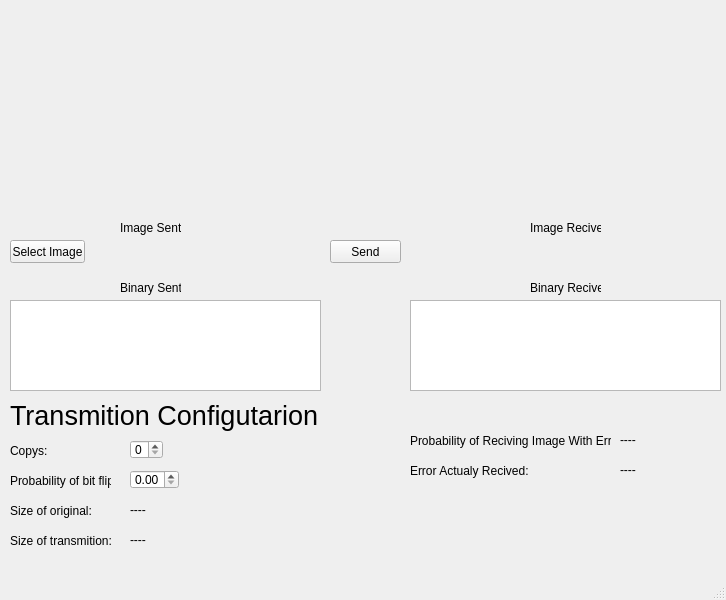
The window that MainUI.ui (Nick-Petruccelli/Error-Correcting-Transmition) describes before a commit, drawn with Qt 5.
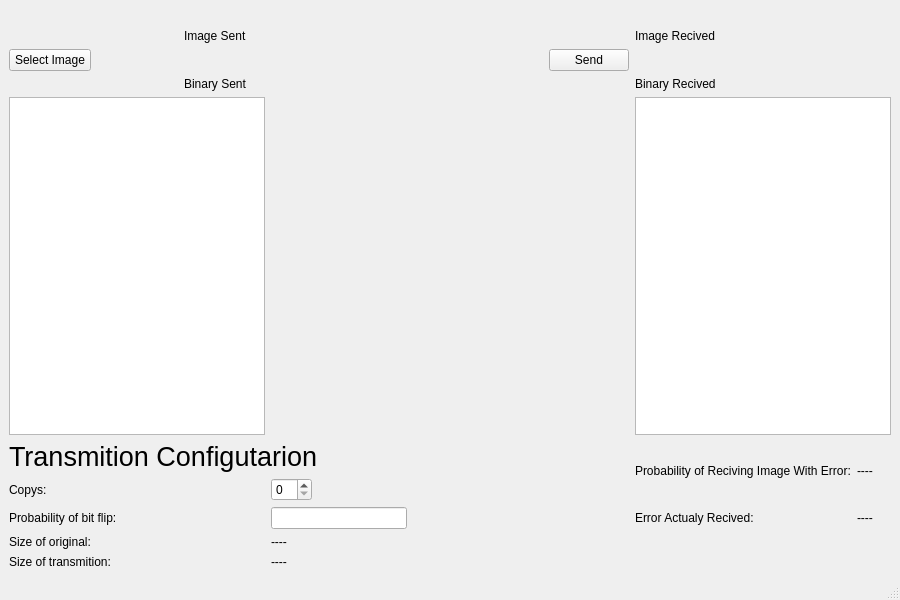
The same window after the commit. Icons and pictures are not drawn.

Patch:
```diff
--- a/MainUI.ui
+++ b/MainUI.ui
@@ -6,7 +6,7 @@
    <rect>
     <x>0</x>
     <y>0</y>
-    <width>726</width>
+    <width>900</width>
     <height>600</height>
    </rect>
   </property>
@@ -14,87 +14,65 @@
    <string>MainWindow</string>
   </property>
   <widget class="QWidget" name="centralwidget">
-   <widget class="QPushButton" name="send_button">
-    <property name="geometry">
-     <rect>
-      <x>330</x>
-      <y>240</y>
-      <width>71</width>
-      <height>23</height>
-     </rect>
-    </property>
+   <layout class="QGridLayout" name="gridLayout">
+    <item row="9" column="0" colspan="2">
+     <widget class="QLabel" name="label_7">
     <property name="text">
-     <string>Send</string>
-    </property>
-   </widget>
-   <widget class="QSpinBox" name="choises_select">
-    <property name="geometry">
-     <rect>
-      <x>130</x>
-      <y>440</y>
-      <width>33</width>
-      <height>19</height>
-     </rect>
-    </property>
-   </widget>
-   <widget class="QDoubleSpinBox" name="bitflip_prob_select">
-    <property name="geometry">
-     <rect>
-      <x>130</x>
-      <y>470</y>
-      <width>49</width>
-      <height>19</height>
-     </rect>
-    </property>
-   </widget>
-   <widget class="QLabel" name="label">
-    <property name="geometry">
-     <rect>
-      <x>10</x>
-      <y>440</y>
-      <width>121</width>
-      <height>21</height>
-     </rect>
-    </property>
+       <string>Size of transmition:</string>
+      </property>
+     </widget>
+    </item>
+    <item row="2" column="0">
+     <widget class="QPushButton" name="select_image_button">
+      <property name="text">
+       <string>Select Image</string>
+      </property>
+     </widget>
+    </item>
+    <item row="0" column="0" rowspan="2" colspan="4">
+     <widget class="QLabel" name="original_image_display">
+      <property name="styleSheet">
+       <string notr="true"/>
+      </property>
+      <property name="text">
+       <string/>
+      </property>
+      <property name="pixmap">
+       <pixmap resource="original_image.qrc">:/newPrefix/square-128.png</pixmap>
+      </property>
+      <property name="scaledContents">
+       <bool>true</bool>
+      </property>
+     </widget>
+    </item>
+    <item row="5" column="5" rowspan="2">
+     <widget class="QLabel" name="label_12">
     <property name="text">
-     <string>Copys:</string>
-    </property>
-   </widget>
-   <widget class="QLabel" name="label_2">
-    <property name="geometry">
-     <rect>
-      <x>120</x>
-      <y>220</y>
-      <width>61</width>
-      <height>16</height>
-     </rect>
+       <string>Probability of Reciving Image With Error:</string>
+      </property>
+     </widget>
+    </item>
+    <item row="2" column="1" colspan="3">
+     <widget class="QLabel" name="original_image_path">
+      <property name="font">
+       <font>
+        <pointsize>10</pointsize>
+       </font>
     </property>
     <property name="text">
-     <string>Image Sent</string>
-    </property>
-   </widget>
+       <string/>
+      </property>
+     </widget>
+    </item>
+    <item row="1" column="5">
    <widget class="QLabel" name="label_3">
-    <property name="geometry">
-     <rect>
-      <x>530</x>
-      <y>220</y>
-      <width>71</width>
-      <height>16</height>
-     </rect>
-    </property>
     <property name="text">
      <string>Image Recived</string>
     </property>
    </widget>
+    </item>
+    <item row="5" column="0" colspan="4">
    <widget class="QLabel" name="label_4">
-    <property name="geometry">
-     <rect>
-      <x>10</x>
-      <y>395</y>
-      <width>311</width>
-      <height>41</height>
-     </rect>
-    </property>
     <property name="font">
      <font>
       <pointsize>20</pointsize>
@@ -104,244 +82,161 @@
      <string>Transmition Configutarion</string>
     </property>
    </widget>
+    </item>
+    <item row="6" column="0" colspan="3">
+     <widget class="QLabel" name="label">
+      <property name="text">
+       <string>Copys:</string>
+      </property>
+     </widget>
+    </item>
+    <item row="7" column="0" colspan="2">
    <widget class="QLabel" name="label_5">
-    <property name="geometry">
-     <rect>
-      <x>10</x>
-      <y>470</y>
-      <width>101</width>
-      <height>21</height>
-     </rect>
-    </property>
     <property name="text">
      <string>Probability of bit flip:</string>
     </property>
    </widget>
-   <widget class="QLabel" name="label_6">
-    <property name="geometry">
-     <rect>
-      <x>10</x>
-      <y>500</y>
-      <width>81</width>
-      <height>21</height>
-     </rect>
-    </property>
+    </item>
+    <item row="2" column="4">
+     <widget class="QPushButton" name="send_button">
     <property name="text">
-     <string>Size of original:</string>
-    </property>
-   </widget>
-   <widget class="QLabel" name="label_7">
-    <property name="geometry">
-     <rect>
-      <x>10</x>
-      <y>530</y>
-      <width>101</width>
-      <height>21</height>
-     </rect>
-    </property>
+       <string>Send</string>
+      </property>
+     </widget>
+    </item>
+    <item row="5" column="6" rowspan="2">
+     <widget class="QLabel" name="error_rec_prob_dis">
     <property name="text">
-     <string>Size of transmition:</string>
-    </property>
-   </widget>
-   <widget class="QLabel" name="size_of_orig_dis">
-    <property name="geometry">
-     <rect>
-      <x>130</x>
-      <y>500</y>
-      <width>47</width>
-      <height>20</height>
-     </rect>
-    </property>
-    <property name="text">
      <string>----</string>
     </property>
    </widget>
-   <widget class="QLabel" name="size_of_rec_dis">
-    <property name="geometry">
-     <rect>
-      <x>130</x>
-      <y>530</y>
-      <width>47</width>
-      <height>20</height>
-     </rect>
-    </property>
-    <property name="text">
-     <string>----</string>
-    </property>
-   </widget>
-   <widget class="QPushButton" name="select_image_button">
-    <property name="geometry">
-     <rect>
-      <x>10</x>
-      <y>240</y>
-      <width>75</width>
-      <height>23</height>
-     </rect>
-    </property>
-    <property name="text">
-     <string>Select Image</string>
-    </property>
-   </widget>
-   <widget class="QLabel" name="original_image_path">
-    <property name="geometry">
-     <rect>
-      <x>90</x>
-      <y>243</y>
-      <width>221</width>
-      <height>21</height>
-     </rect>
-    </property>
-    <property name="font">
-     <font>
-      <pointsize>10</pointsize>
-     </font>
-    </property>
-    <property name="text">
-     <string/>
-    </property>
-   </widget>
-   <widget class="QLabel" name="original_image_display">
-    <property name="geometry">
-     <rect>
-      <x>10</x>
-      <y>10</y>
-      <width>311</width>
-      <height>201</height>
-     </rect>
-    </property>
-    <property name="styleSheet">
-     <string notr="true">background-image: url(:/newPrefix/square-128.png);</string>
-    </property>
-    <property name="text">
-     <string/>
-    </property>
-    <property name="pixmap">
-     <pixmap resource="original_image.qrc">:/newPrefix/square-128.png</pixmap>
-    </property>
-    <property name="scaledContents">
-     <bool>true</bool>
-    </property>
-   </widget>
-   <widget class="QLabel" name="recived_image_display">
-    <property name="geometry">
-     <rect>
-      <x>410</x>
-      <y>10</y>
-      <width>311</width>
-      <height>201</height>
-     </rect>
-    </property>
-    <property name="styleSheet">
-     <string notr="true">background-image: url(:/newPrefix/square-128.png);</string>
-    </property>
-    <property name="text">
-     <string/>
-    </property>
-    <property name="pixmap">
-     <pixmap resource="original_image.qrc">:/newPrefix/square-128.png</pixmap>
-    </property>
-    <property name="scaledContents">
-     <bool>true</bool>
-    </property>
-   </widget>
-   <widget class="QTextBrowser" name="textBrowser">
-    <property name="geometry">
-     <rect>
-      <x>10</x>
-      <y>300</y>
-      <width>311</width>
-      <height>91</height>
-     </rect>
-    </property>
-   </widget>
-   <widget class="QTextBrowser" name="textBrowser_2">
-    <property name="geometry">
-     <rect>
-      <x>410</x>
-      <y>300</y>
-      <width>311</width>
-      <height>91</height>
-     </rect>
-    </property>
-   </widget>
+    </item>
+    <item row="3" column="2" colspan="2">
    <widget class="QLabel" name="label_10">
-    <property name="geometry">
-     <rect>
-      <x>120</x>
-      <y>280</y>
-      <width>61</width>
-      <height>16</height>
-     </rect>
-    </property>
     <property name="text">
      <string>Binary Sent</string>
     </property>
    </widget>
-   <widget class="QLabel" name="label_11">
-    <property name="geometry">
-     <rect>
-      <x>530</x>
-      <y>280</y>
-      <width>71</width>
-      <height>16</height>
-     </rect>
-    </property>
-    <property name="text">
-     <string>Binary Recived</string>
-    </property>
-   </widget>
-   <widget class="QLabel" name="label_12">
-    <property name="geometry">
-     <rect>
-      <x>410</x>
-      <y>430</y>
-      <width>201</width>
-      <height>21</height>
-     </rect>
-    </property>
-    <property name="text">
-     <string>Probability of Reciving Image With Error:</string>
-    </property>
-   </widget>
-   <widget class="QLabel" name="error_rec_prob_dis">
-    <property name="geometry">
-     <rect>
-      <x>620</x>
-      <y>430</y>
-      <width>47</width>
-      <height>20</height>
-     </rect>
-    </property>
+    </item>
+    <item row="8" column="3">
+     <widget class="QLabel" name="size_of_orig_dis">
     <property name="text">
      <string>----</string>
     </property>
    </widget>
+    </item>
+    <item row="4" column="5" colspan="2">
+     <widget class="QTextBrowser" name="textBrowser_2"/>
+    </item>
+    <item row="1" column="2" colspan="2">
+     <widget class="QLabel" name="label_2">
+      <property name="text">
+       <string>Image Sent</string>
+      </property>
+     </widget>
+    </item>
+    <item row="7" column="5">
    <widget class="QLabel" name="label_14">
-    <property name="geometry">
-     <rect>
-      <x>410</x>
-      <y>460</y>
-      <width>201</width>
-      <height>21</height>
-     </rect>
-    </property>
     <property name="text">
      <string>Error Actualy Recived:</string>
     </property>
    </widget>
+    </item>
+    <item row="8" column="0">
+     <widget class="QLabel" name="label_6">
+      <property name="text">
+       <string>Size of original:</string>
+      </property>
+     </widget>
+    </item>
+    <item row="0" column="5" colspan="2">
+     <widget class="QLabel" name="recived_image_display">
+      <property name="styleSheet">
+       <string notr="true"/>
+      </property>
+      <property name="text">
+       <string/>
+      </property>
+      <property name="pixmap">
+       <pixmap resource="original_image.qrc">:/newPrefix/square-128.png</pixmap>
+      </property>
+      <property name="scaledContents">
+       <bool>true</bool>
+      </property>
+     </widget>
+    </item>
+    <item row="7" column="6">
    <widget class="QLabel" name="error_actualy_rec_dis">
-    <property name="geometry">
-     <rect>
-      <x>620</x>
-      <y>460</y>
-      <width>47</width>
-      <height>20</height>
-     </rect>
-    </property>
+      <property name="text">
+       <string>----</string>
+      </property>
+     </widget>
+    </item>
+    <item row="3" column="5">
+     <widget class="QLabel" name="label_11">
     <property name="text">
+       <string>Binary Recived</string>
+      </property>
+     </widget>
+    </item>
+    <item row="9" column="3">
+     <widget class="QLabel" name="size_of_rec_dis">
+      <property name="text">
      <string>----</string>
     </property>
    </widget>
+    </item>
+    <item row="4" column="0" colspan="3">
+     <widget class="QTextBrowser" name="textBrowser">
+      <property name="sizeIncrement">
+       <size>
+        <width>3</width>
+        <height>1</height>
+       </size>
+      </property>
+     </widget>
+    </item>
+    <item row="7" column="3">
+     <layout class="QHBoxLayout" name="horizontalLayout">
+      <item>
+       <widget class="QLineEdit" name="lineEdit"/>
+      </item>
+      <item>
+       <spacer name="horizontalSpacer">
+        <property name="orientation">
+         <enum>Qt::Horizontal</enum>
+        </property>
+        <property name="sizeHint" stdset="0">
+         <size>
+          <width>40</width>
+          <height>20</height>
+         </size>
+        </property>
+       </spacer>
+      </item>
+     </layout>
+    </item>
+    <item row="6" column="3">
+     <layout class="QHBoxLayout" name="horizontalLayout_2">
+      <item>
+       <widget class="QSpinBox" name="copys_select"/>
+      </item>
+      <item>
+       <spacer name="horizontalSpacer_2">
+        <property name="orientation">
+         <enum>Qt::Horizontal</enum>
+        </property>
+        <property name="sizeHint" stdset="0">
+         <size>
+          <width>40</width>
+          <height>20</height>
+         </size>
+        </property>
+       </spacer>
+      </item>
+     </layout>
+    </item>
+   </layout>
   </widget>
   <widget class="QMenuBar" name="menubar">
    <property name="geometry">
```
Left out of the diff: 2 changed lines with no effect on the pictures. Lines whose indentation alone changed are shown as unchanged.
